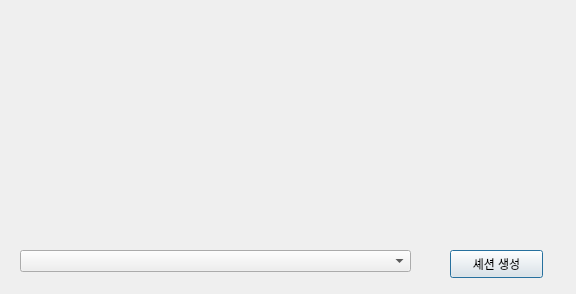
First picture: the form in sys/discord_auto.ui, repository kimkimdong/discord_auto, before the edit.
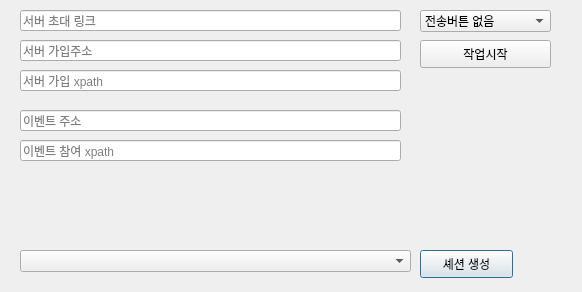
Second picture: the form after the edit.

Patch:
```diff
--- a/sys/discord_auto.ui
+++ b/sys/discord_auto.ui
@@ -6,8 +6,8 @@
    <rect>
     <x>0</x>
     <y>0</y>
-    <width>576</width>
-    <height>294</height>
+    <width>582</width>
+    <height>292</height>
    </rect>
   </property>
   <property name="windowTitle">
@@ -26,7 +26,7 @@
   <widget class="QPushButton" name="pushButton">
    <property name="geometry">
     <rect>
-     <x>450</x>
+     <x>420</x>
      <y>250</y>
      <width>93</width>
      <height>28</height>
@@ -36,6 +36,104 @@
     <string>셰션 생성</string>
    </property>
   </widget>
+  <widget class="QLineEdit" name="lineEdit">
+   <property name="geometry">
+    <rect>
+     <x>20</x>
+     <y>10</y>
+     <width>381</width>
+     <height>21</height>
+    </rect>
+   </property>
+   <property name="placeholderText">
+    <string>서버 초대 링크</string>
+   </property>
+  </widget>
+  <widget class="QPushButton" name="pushButton_2">
+   <property name="geometry">
+    <rect>
+     <x>420</x>
+     <y>40</y>
+     <width>131</width>
+     <height>28</height>
+    </rect>
+   </property>
+   <property name="text">
+    <string>작업시작</string>
+   </property>
+  </widget>
+  <widget class="QLineEdit" name="lineEdit_2">
+   <property name="geometry">
+    <rect>
+     <x>20</x>
+     <y>40</y>
+     <width>381</width>
+     <height>21</height>
+    </rect>
+   </property>
+   <property name="placeholderText">
+    <string>서버 가입주소</string>
+   </property>
+  </widget>
+  <widget class="QLineEdit" name="lineEdit_3">
+   <property name="geometry">
+    <rect>
+     <x>20</x>
+     <y>70</y>
+     <width>381</width>
+     <height>21</height>
+    </rect>
+   </property>
+   <property name="placeholderText">
+    <string>서버 가입 xpath</string>
+   </property>
+  </widget>
+  <widget class="QLineEdit" name="lineEdit_4">
+   <property name="geometry">
+    <rect>
+     <x>20</x>
+     <y>110</y>
+     <width>381</width>
+     <height>21</height>
+    </rect>
+   </property>
+   <property name="placeholderText">
+    <string>이벤트 주소</string>
+   </property>
+  </widget>
+  <widget class="QLineEdit" name="lineEdit_5">
+   <property name="geometry">
+    <rect>
+     <x>20</x>
+     <y>140</y>
+     <width>381</width>
+     <height>21</height>
+    </rect>
+   </property>
+   <property name="placeholderText">
+    <string>이벤트 참여 xpath</string>
+   </property>
+  </widget>
+  <widget class="QComboBox" name="comboBox_2">
+   <property name="geometry">
+    <rect>
+     <x>420</x>
+     <y>10</y>
+     <width>131</width>
+     <height>22</height>
+    </rect>
+   </property>
+   <item>
+    <property name="text">
+     <string>전송버튼 없음</string>
+    </property>
+   </item>
+   <item>
+    <property name="text">
+     <string>전송버튼 있음</string>
+    </property>
+   </item>
+  </widget>
  </widget>
  <resources/>
  <connections/>
```
